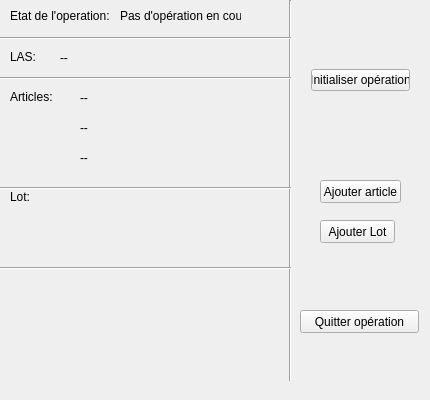
The window that f_principale.ui (expansia/PEAO) describes before a commit, drawn with Qt 5.
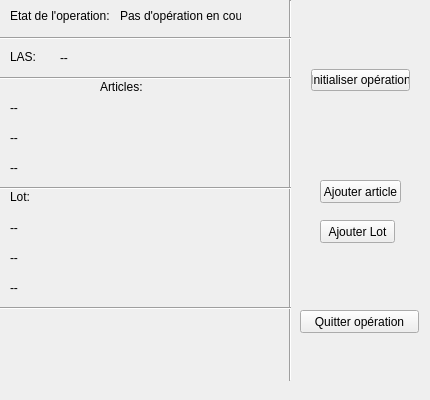
The same window after the commit.

Diff of the .ui file:
```diff
--- a/f_principale.ui
+++ b/f_principale.ui
@@ -109,7 +109,7 @@
     <property name="geometry">
      <rect>
       <x>0</x>
-      <y>260</y>
+      <y>300</y>
       <width>291</width>
       <height>16</height>
      </rect>
@@ -160,8 +160,8 @@
    <widget class="QLabel" name="label_3">
     <property name="geometry">
      <rect>
-      <x>10</x>
-      <y>90</y>
+      <x>100</x>
+      <y>80</y>
       <width>46</width>
       <height>13</height>
      </rect>
@@ -173,9 +173,9 @@
    <widget class="QLabel" name="lbArticle1">
     <property name="geometry">
      <rect>
-      <x>80</x>
-      <y>90</y>
-      <width>191</width>
+      <x>10</x>
+      <y>100</y>
+      <width>271</width>
       <height>16</height>
      </rect>
     </property>
@@ -205,9 +205,9 @@
    <widget class="QLabel" name="lbArticle2">
     <property name="geometry">
      <rect>
-      <x>80</x>
-      <y>120</y>
-      <width>191</width>
+      <x>10</x>
+      <y>130</y>
+      <width>271</width>
       <height>16</height>
      </rect>
     </property>
@@ -218,9 +218,9 @@
    <widget class="QLabel" name="lbArticle3">
     <property name="geometry">
      <rect>
-      <x>80</x>
-      <y>150</y>
-      <width>191</width>
+      <x>10</x>
+      <y>160</y>
+      <width>271</width>
       <height>16</height>
      </rect>
     </property>
@@ -254,6 +254,45 @@
      <string>Ajouter Lot</string>
     </property>
    </widget>
+   <widget class="QLabel" name="lbLot1">
+    <property name="geometry">
+     <rect>
+      <x>10</x>
+      <y>220</y>
+      <width>271</width>
+      <height>16</height>
+     </rect>
+    </property>
+    <property name="text">
+     <string>--</string>
+    </property>
+   </widget>
+   <widget class="QLabel" name="lbLot2">
+    <property name="geometry">
+     <rect>
+      <x>10</x>
+      <y>250</y>
+      <width>271</width>
+      <height>16</height>
+     </rect>
+    </property>
+    <property name="text">
+     <string>--</string>
+    </property>
+   </widget>
+   <widget class="QLabel" name="lbLot3">
+    <property name="geometry">
+     <rect>
+      <x>10</x>
+      <y>280</y>
+      <width>271</width>
+      <height>16</height>
+     </rect>
+    </property>
+    <property name="text">
+     <string>--</string>
+    </property>
+   </widget>
    <zorder>layoutWidget</zorder>
    <zorder>lbOperationEnCours</zorder>
    <zorder>infoLAS</zorder>
```
Left out of the diff: 3 changed lines with no effect on the pictures.
